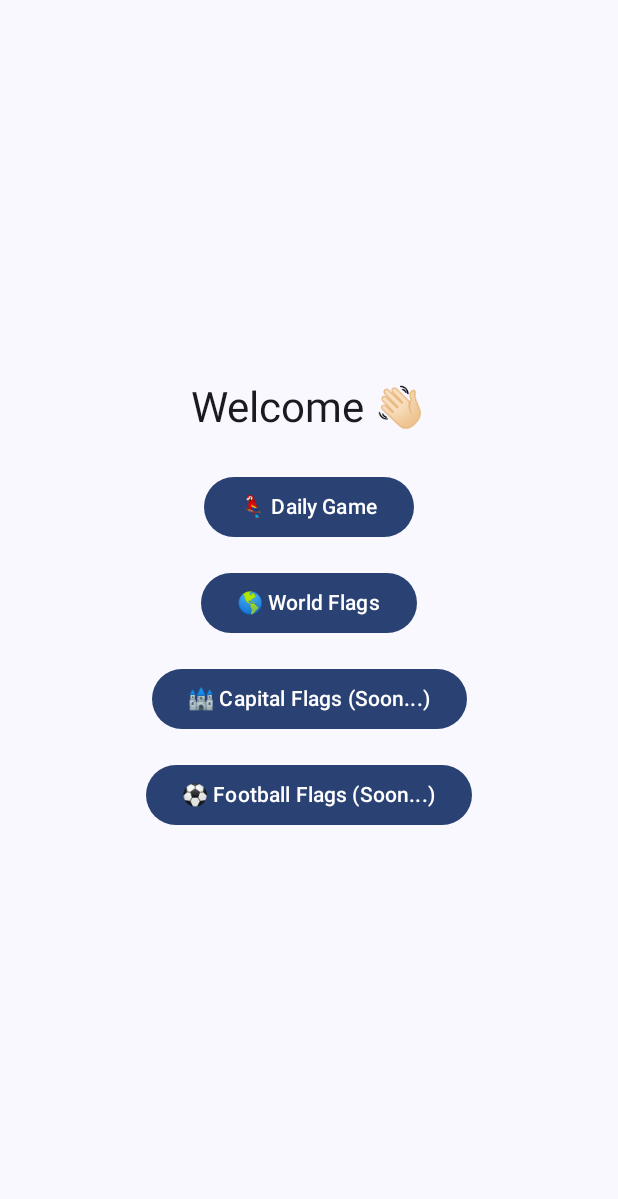
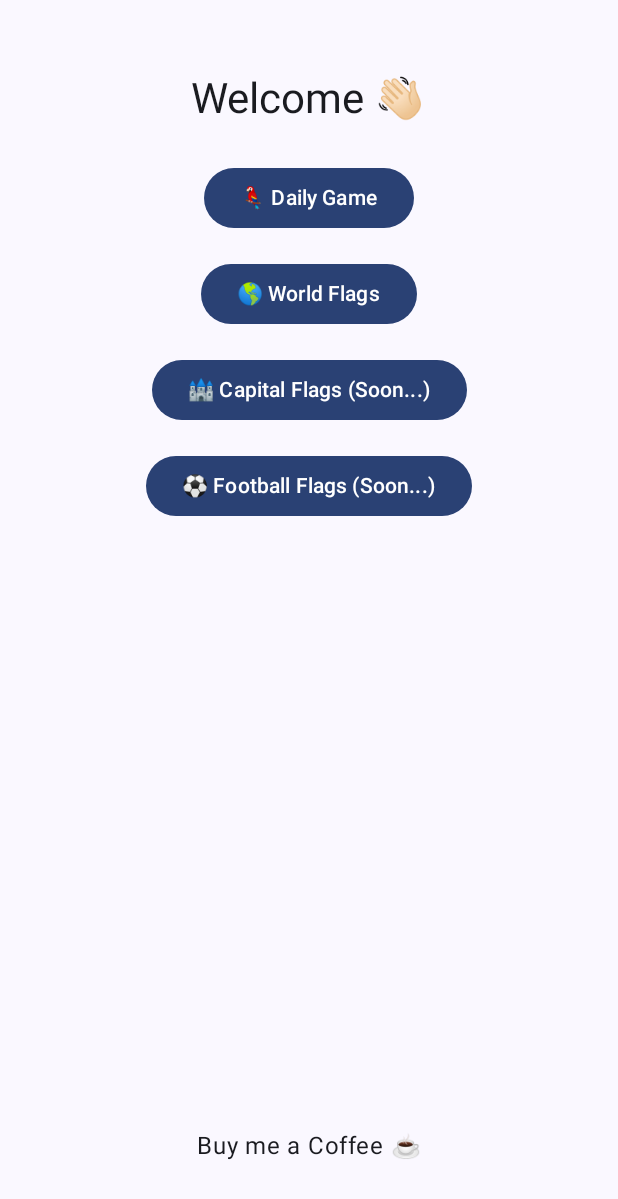
Before and after one commit to cdmngz/FlagQuizApp, an Android app built with Jetpack Compose: the screen it shows after launch (MainActivity), on a phone screen of 412 x 824 dp. Shown: the top 1199 px of the screen. Run offline under Robolectric (Android 15) with nearby library versions, the phone set to English and light mode, and no system bars.

Commit message:
feat: add support screen

```diff
--- a/app/src/main/java/com/example/flagquizapp/navigation/AppNavHost.kt
+++ b/app/src/main/java/com/example/flagquizapp/navigation/AppNavHost.kt
@@ -17,6 +17,7 @@ import com.example.flagquizapp.ui.screens.ContinentSelectionScreen
 import com.example.flagquizapp.ui.screens.DailyGameScreen
 import com.example.flagquizapp.ui.screens.FlagQuizScreen
 import com.example.flagquizapp.ui.screens.HomeScreen
+import com.example.flagquizapp.ui.screens.ThankYouScreen
 
 @Composable
 fun AppNavHost(navController: NavHostController) {
@@ -41,6 +42,9 @@ fun AppNavHost(navController: NavHostController) {
                 },
                 onPlayFootballQuiz = {
                     navController.navigate(Screen.ContinentSelection.route)
+                },
+                onThankYou = {
+                    navController.navigate(Screen.ThankYou.route)
                 }
             )
         }
@@ -55,6 +59,11 @@ fun AppNavHost(navController: NavHostController) {
                 }
             )
         }
+
+        composable(Screen.ThankYou.route) {
+            ThankYouScreen()
+        }
+
 
         composable(Screen.ContinentSelection.route) {
             ContinentSelectionScreen(
--- a/app/src/main/java/com/example/flagquizapp/navigation/Screen.kt
+++ b/app/src/main/java/com/example/flagquizapp/navigation/Screen.kt
@@ -7,4 +7,5 @@ sealed class Screen(val route: String) {
     data object FlagQuiz : Screen("flag_quiz/{continent}") {
         fun createRoute(continent: String) = "flag_quiz/$continent"
     }
+    data object ThankYou : Screen("thank_you")
 }
--- a/app/src/main/java/com/example/flagquizapp/ui/screens/DailyGameScreen.kt
+++ b/app/src/main/java/com/example/flagquizapp/ui/screens/DailyGameScreen.kt
@@ -133,7 +133,7 @@ fun DailyGameScreen(
             verticalAlignment     = Alignment.CenterVertically
         ) {
             Text(
-                text  = "🗓️ Daily Game",
+                text  = "🦜 Daily Game",
                 style = MaterialTheme.typography.headlineSmall
             )
             IconButton(onClick = { reportBrokenFlag() }) {
--- a/app/src/main/java/com/example/flagquizapp/ui/screens/HomeScreen.kt
+++ b/app/src/main/java/com/example/flagquizapp/ui/screens/HomeScreen.kt
@@ -1,5 +1,6 @@
 package com.example.flagquizapp.ui.screens
 
+import androidx.compose.foundation.clickable
 import androidx.compose.foundation.layout.Arrangement
 import androidx.compose.foundation.layout.Column
 import androidx.compose.foundation.layout.Spacer
@@ -19,7 +20,8 @@ fun HomeScreen(
     onPlayDailyGame: () -> Unit,
     onPlayWorldQuiz: () -> Unit,
     onPlayCapitalQuiz: () -> Unit,
-    onPlayFootballQuiz: () -> Unit
+    onPlayFootballQuiz: () -> Unit,
+    onThankYou: () -> Unit
 ) {
 
     Column(
@@ -58,6 +60,11 @@ fun HomeScreen(
         ) {
             Text("⚽️ Football Flags (Soon...)")
         }
-        Spacer(Modifier.height(16.dp))
+        Spacer(Modifier.weight(1f))
+
+        Text("Buy me a Coffee ☕️",
+            modifier = Modifier.clickable {
+            onThankYou()
+        })
     }
 }
```
Also changed, not shown: app/src/main/java/com/example/flagquizapp/ui/screens/ThankYouScreen.kt (added, +79 -0 lines).
